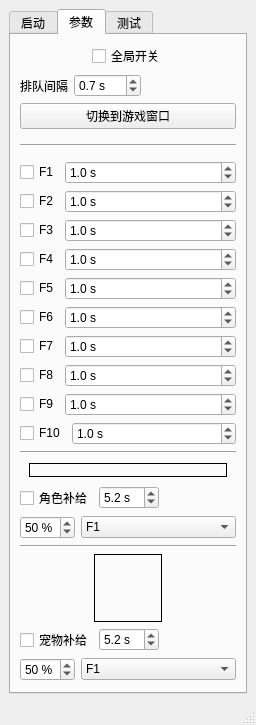
Before: the Qt Designer form mainwindow.ui in SSSSSFFFFF/FxPresser, drawn with Qt 5.
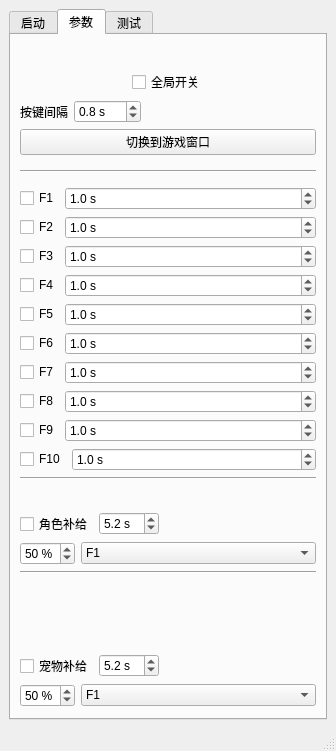
After: the same form once the commit is applied. The open tabs and pages were chosen to show the change.

```diff
--- a/mainwindow.ui
+++ b/mainwindow.ui
@@ -6,10 +6,16 @@
    <rect>
     <x>0</x>
     <y>0</y>
-    <width>256</width>
-    <height>703</height>
+    <width>336</width>
+    <height>748</height>
    </rect>
   </property>
+  <property name="sizePolicy">
+   <sizepolicy hsizetype="Fixed" vsizetype="Fixed">
+    <horstretch>0</horstretch>
+    <verstretch>0</verstretch>
+   </sizepolicy>
+  </property>
   <property name="windowTitle">
    <string>FxPresser</string>
   </property>
@@ -146,6 +152,64 @@
         <string>参数</string>
        </attribute>
        <layout class="QVBoxLayout" name="verticalLayout_2">
+        <item>
+         <layout class="QHBoxLayout" name="horizontalLayout_21">
+          <item>
+           <spacer name="horizontalSpacer_4">
+            <property name="orientation">
+             <enum>Qt::Horizontal</enum>
+            </property>
+            <property name="sizeHint" stdset="0">
+             <size>
+              <width>40</width>
+              <height>20</height>
+             </size>
+            </property>
+           </spacer>
+          </item>
+          <item>
+           <widget class="QLabel" name="label_PlayerName">
+            <property name="sizePolicy">
+             <sizepolicy hsizetype="Fixed" vsizetype="Fixed">
+              <horstretch>0</horstretch>
+              <verstretch>0</verstretch>
+             </sizepolicy>
+            </property>
+            <property name="minimumSize">
+             <size>
+              <width>90</width>
+              <height>14</height>
+             </size>
+            </property>
+            <property name="maximumSize">
+             <size>
+              <width>90</width>
+              <height>14</height>
+             </size>
+            </property>
+            <property name="frameShape">
+             <enum>QFrame::NoFrame</enum>
+            </property>
+            <property name="text">
+             <string/>
+            </property>
+           </widget>
+          </item>
+          <item>
+           <spacer name="horizontalSpacer_5">
+            <property name="orientation">
+             <enum>Qt::Horizontal</enum>
+            </property>
+            <property name="sizeHint" stdset="0">
+             <size>
+              <width>40</width>
+              <height>20</height>
+             </size>
+            </property>
+           </spacer>
+          </item>
+         </layout>
+        </item>
         <item>
          <layout class="QHBoxLayout" name="horizontalLayout_16">
           <item>
@@ -197,7 +261,7 @@
              <string>两次按键的最小间隔，防止卡技能</string>
             </property>
             <property name="text">
-             <string>排队间隔</string>
+             <string>按键间隔</string>
             </property>
            </widget>
           </item>
@@ -219,7 +283,7 @@
              <double>0.100000000000000</double>
             </property>
             <property name="value">
-             <double>0.700000000000000</double>
+             <double>0.800000000000000</double>
             </property>
            </widget>
           </item>
@@ -631,7 +695,7 @@
              </size>
             </property>
             <property name="frameShape">
-             <enum>QFrame::Box</enum>
+             <enum>QFrame::NoFrame</enum>
             </property>
             <property name="frameShadow">
              <enum>QFrame::Plain</enum>
@@ -825,7 +889,7 @@
              </size>
             </property>
             <property name="frameShape">
-             <enum>QFrame::Box</enum>
+             <enum>QFrame::NoFrame</enum>
             </property>
             <property name="frameShadow">
              <enum>QFrame::Plain</enum>
```
Left out of the diff: 15 changed lines with no effect on the pictures. Lines whose indentation alone changed are shown as unchanged.
